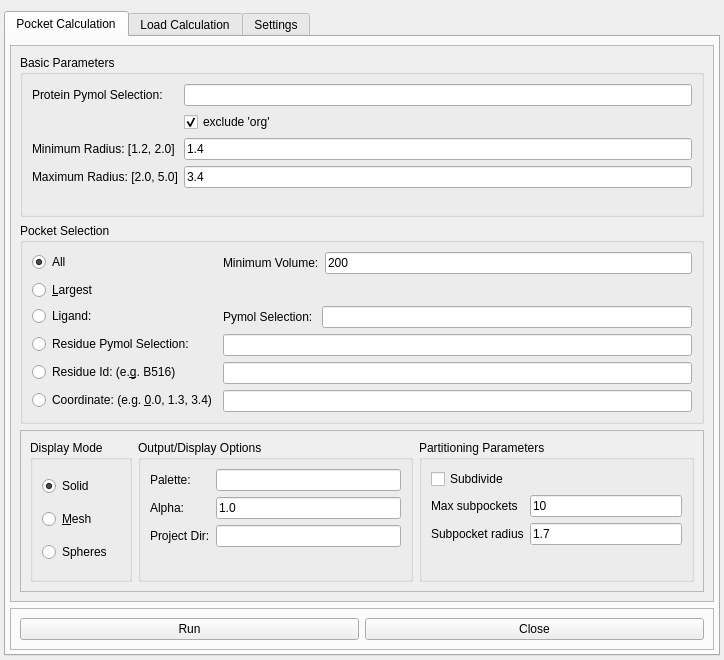
The window that pyvol/pyvol_gui/pyvol_gui.ui (schlessinger-lab/pyvol) describes before a commit, drawn with Qt 5.
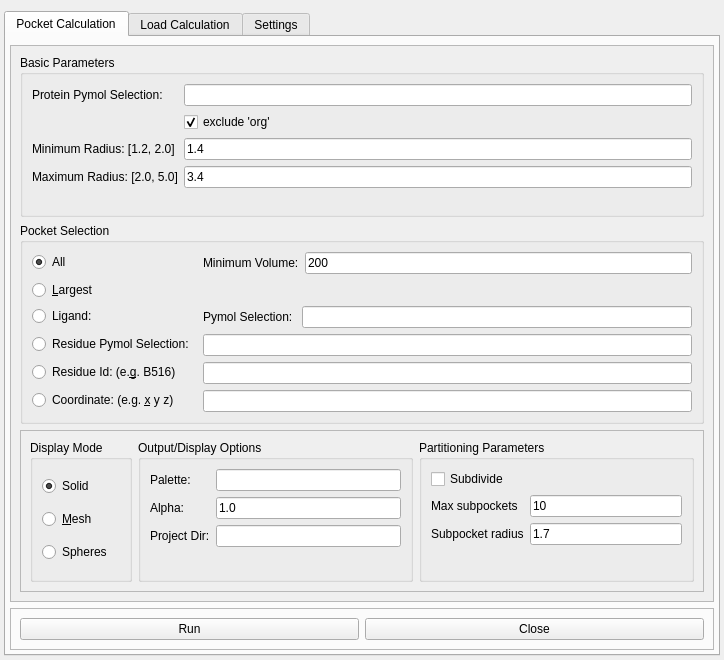
The same window after the commit.

```diff
--- a/pyvol/pyvol_gui/pyvol_gui.ui
+++ b/pyvol/pyvol_gui/pyvol_gui.ui
@@ -219,7 +219,7 @@
               <item row="7" column="0">
                <widget class="QRadioButton" name="coordinate_rbutton">
                 <property name="text">
-                 <string>Coordinate: (e.g. &amp;0.0, 1.3, 3.4)</string>
+                 <string>Coordinate: (e.g. &amp;x y z)</string>
                 </property>
                </widget>
               </item>
```
